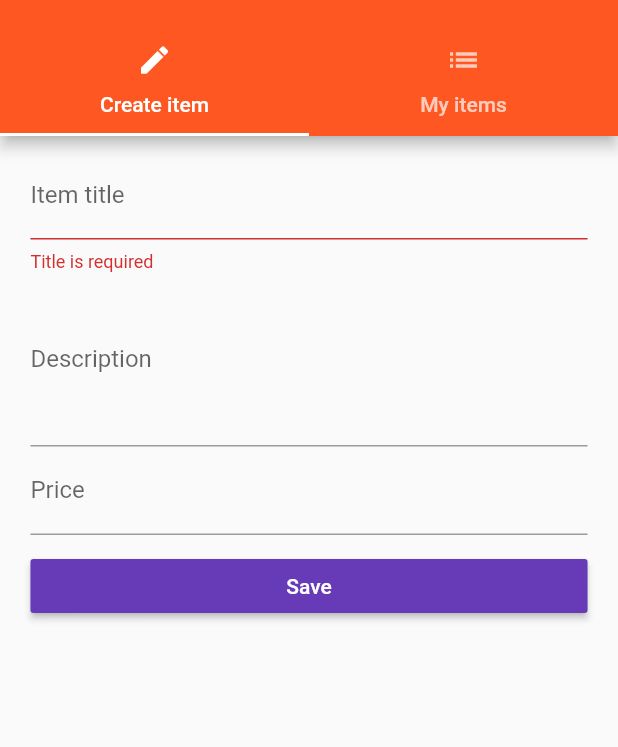
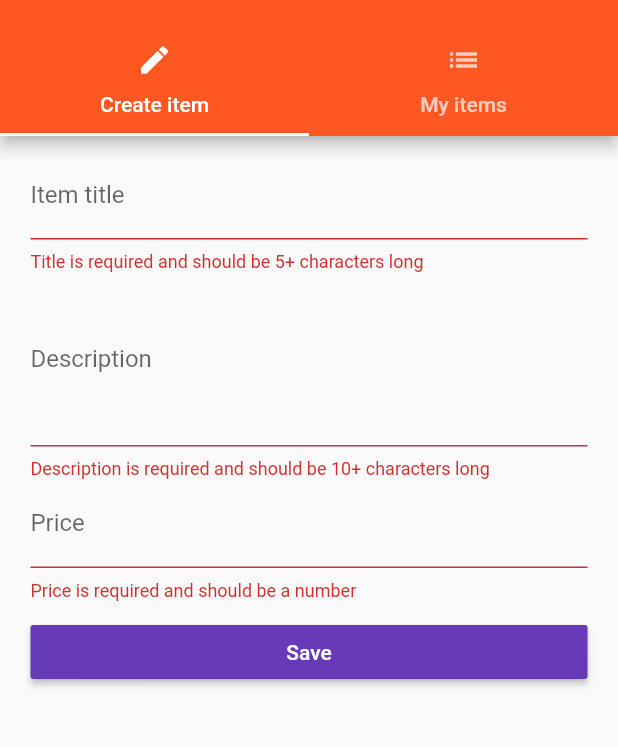
Before and after one commit to ArthurChrm/flutter_experiment, a Flutter app: the ItemAdminPage screen opened by its route, after a tap on "Save", on a phone screen of 412 x 824 dp, the part 59-806 px from its top. Run offline on Flutter 3.47's test engine with Material 2 defaults, Android fonts, the phone set to English and light mode, and no system bars.

```diff
--- a/lib/pages/item_create.dart
+++ b/lib/pages/item_create.dart
@@ -21,7 +21,8 @@ class _ItemCreatePageState extends State<ItemCreatePage> {
     return TextFormField(
       decoration: InputDecoration(labelText: 'Item title'),
       validator: (String value) {
-        if (value.isEmpty) return "Title is required";
+        if (value.isEmpty || value.length < 5)
+          return "Title is required and should be 5+ characters long";
         return null;
       },
       onSaved: (String value) {
@@ -37,6 +38,11 @@ class _ItemCreatePageState extends State<ItemCreatePage> {
       maxLines: 4,
       decoration: InputDecoration(labelText: 'Description'),
       keyboardType: TextInputType.multiline,
+      validator: (String value) {
+        if (value.isEmpty || value.length < 10)
+          return "Description is required and should be 10+ characters long";
+        return null;
+      },
       onSaved: (String value) {
         setState(() {
           _description = value;
@@ -49,6 +55,12 @@ class _ItemCreatePageState extends State<ItemCreatePage> {
     return TextFormField(
       decoration: InputDecoration(labelText: 'Price'),
       keyboardType: TextInputType.number,
+      validator: (String value) {
+        if (value.isEmpty ||
+            !RegExp(r'^(?:[1-9]\d*|0)?(?:\.\d+)?$').hasMatch(value))
+          return "Price is required and should be a number";
+        return null;
+      },
       onSaved: (String value) {
         setState(() {
           _price = double.parse(value);
```
